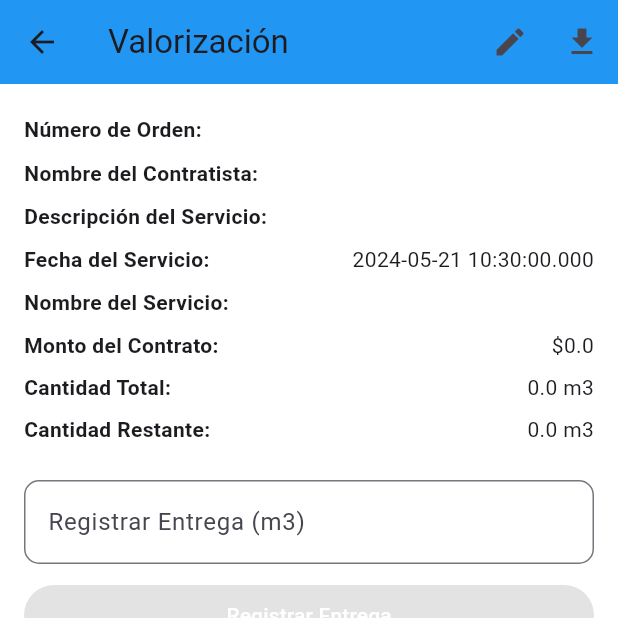
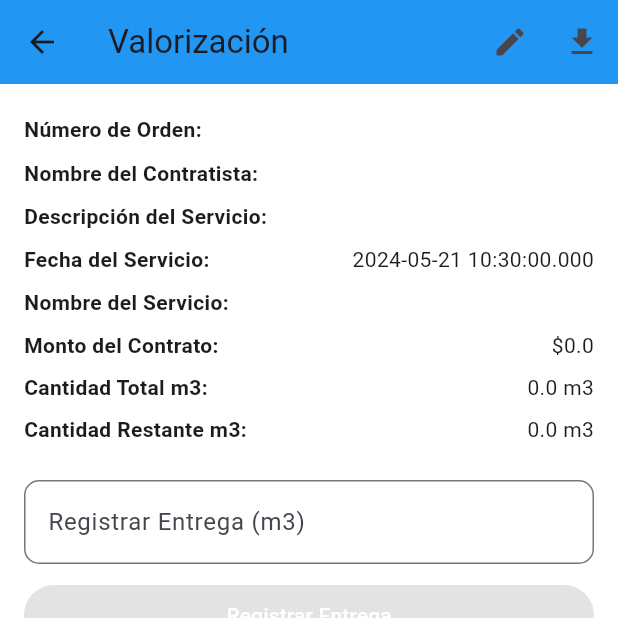
Before and after one commit to MrCntra1/Valorizacion_app, a Flutter app: the DetalleValorizacion screen opened directly with empty values, on a phone screen of 412 x 824 dp, the top half of it. Run offline on Flutter 3.47's test engine with Material 3 defaults, Android fonts, the phone set to English and light mode, and no system bars.

Commit message:
Texto y orden de palabras

```diff
--- a/lib/detalles_valorizacion.dart
+++ b/lib/detalles_valorizacion.dart
@@ -102,9 +102,9 @@ class _DetalleValorizacionState extends State<DetalleValorizacion> {
                 'Nombre del Servicio:', widget.valorizacion.nombreServicio),
             _buildDetailRow('Monto del Contrato:',
                 '\$${widget.valorizacion.montoContrato}'),
-            _buildDetailRow(
-                'Cantidad Total:', '${widget.valorizacion.cantidadTotal} m3'),
-            _buildDetailRow('Cantidad Restante:',
+            _buildDetailRow('Cantidad Total m3:',
+                '${widget.valorizacion.cantidadTotal} m3'),
+            _buildDetailRow('Cantidad Restante m3:',
                 '${widget.valorizacion.cantidadRestante} m3'),
             SizedBox(height: 20),
             TextField(
--- a/lib/editar_valorizaciones.dart
+++ b/lib/editar_valorizaciones.dart
@@ -76,7 +76,7 @@ class _EditarValorizacionScreenState extends State<EditarValorizacionScreen> {
           child: ListView(
             children: [
               _buildTextField(_numeroOrdenController, 'Número de Orden'),
-              _buildTextField(_cantidadTotalController, 'Cantidad Total',
+              _buildTextField(_cantidadTotalController, 'Cantidad Total m3',
                   keyboardType: TextInputType.number),
               _buildTextField(_montoContratoController, 'Monto del Contrato',
                   keyboardType: TextInputType.number),
```
